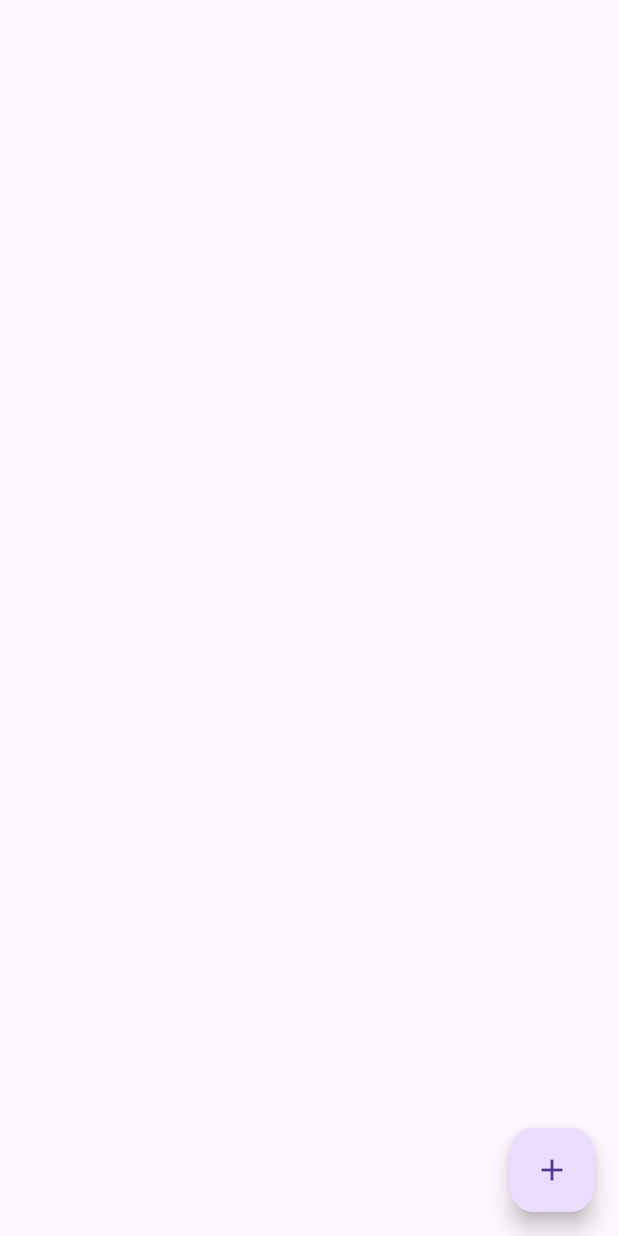
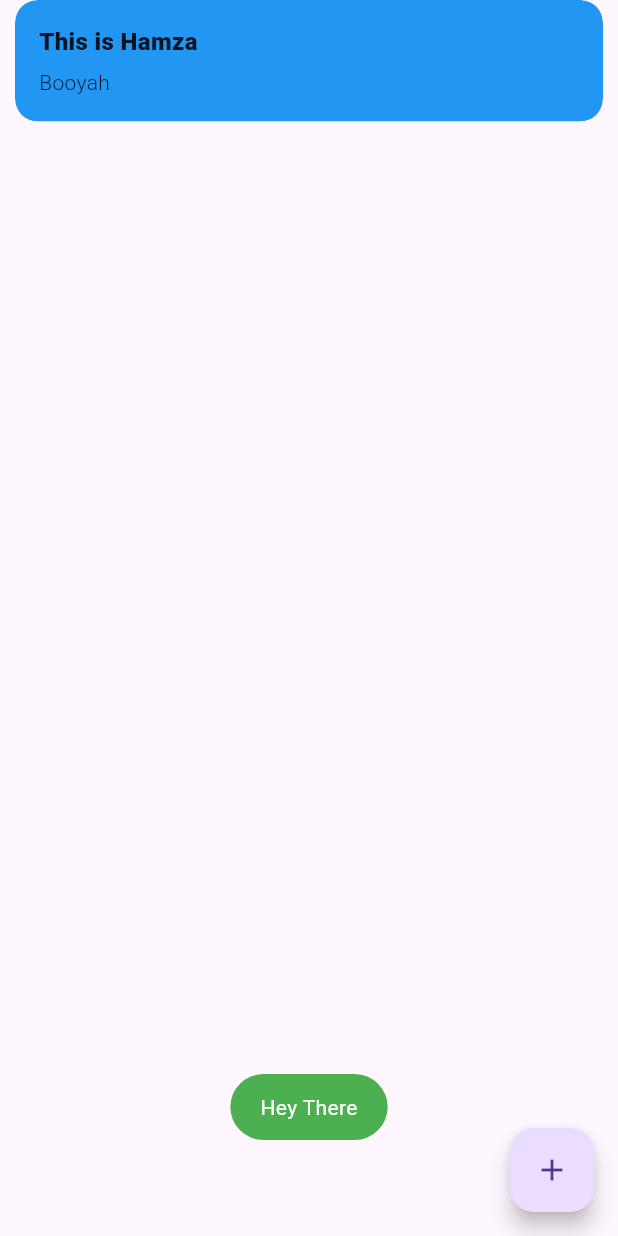
Before and after one commit to HamzaaJavaid/getx_mvvm_hj, a Flutter app: the screen it shows after launch, after a tap on the "add" icon, on a phone screen of 412 x 824 dp. Run offline on Flutter 3.47's test engine with Material 3 defaults, Android fonts, the phone set to English and light mode, and no system bars; our stand-ins replace fluttertoast, get; missing offline and left inert: dart:ffi.

Commit message:
utils and roiutes done

```diff
--- a/lib/main.dart
+++ b/lib/main.dart
@@ -1,4 +1,7 @@
 import 'package:flutter/material.dart';
+import 'package:get/get_navigation/src/root/get_material_app.dart';
+import 'package:getx_mvvm_hj/res/Routes/routes%20name.dart';
+import 'package:getx_mvvm_hj/res/Routes/routes.dart';
 import 'package:getx_mvvm_hj/view/SplashScreen.dart';
 
 
@@ -16,8 +19,9 @@ class MyApp extends StatefulWidget {
 class _MyAppState extends State<MyApp> {
   @override
   Widget build(BuildContext context) {
-    return MaterialApp(
+    return GetMaterialApp(
       home: SplashScreen(),
+      getPages: Routes.appRoutes(),
     );
   }
 }
--- /dev/null
+++ b/lib/res/Routes/routes name.dart
@@ -0,0 +1,11 @@
+
+
+
+class RouteName{
+
+
+  static const String SplashScreen = "/splash_screen";
+  static const String floatingActionButtonScreen = "/floating_action_button_screen";
+
+
+}
--- /dev/null
+++ b/lib/res/Routes/routes.dart
@@ -0,0 +1,17 @@
+
+
+import 'package:get/route_manager.dart';
+import 'package:getx_mvvm_hj/res/Routes/routes%20name.dart';
+import 'package:getx_mvvm_hj/view/SplashScreen.dart';
+import 'package:getx_mvvm_hj/view/floating%20action%20Button.dart';
+
+class Routes{
+
+
+
+
+  static appRoutes ()=>[
+    GetPage(name: RouteName.SplashScreen, page:()=> SplashScreen()),
+    GetPage(name: RouteName.floatingActionButtonScreen, page:()=> FloatingActionButtonScreen()),
+  ];
+}
--- /dev/null
+++ b/lib/utils/utils.dart
@@ -0,0 +1,21 @@
+import 'dart:ui';
+
+import 'package:fluttertoast/fluttertoast.dart';
+import 'package:get/get.dart';
+
+
+class Utils{
+
+
+
+  static void toastMessage(String message , Color color){
+    Fluttertoast.showToast(msg: message , backgroundColor: color);
+  }
+
+  static void snackBar (String title , String message , Color backgroundColor){
+    Get.snackbar(title, message,backgroundColor: backgroundColor);
+  }
+
+
+
+}
--- a/lib/view/floating action Button.dart
+++ b/lib/view/floating action Button.dart
@@ -1,5 +1,6 @@
 import 'package:flutter/material.dart';
 import 'package:getx_mvvm_hj/data/app_exceptions.dart';
+import 'package:getx_mvvm_hj/utils/utils.dart';
 
 
 
@@ -16,7 +17,9 @@ class _FloatingActionButtonScreenState extends State<FloatingActionButtonScreen>
     return  Scaffold(
       floatingActionButton: FloatingActionButton(
         onPressed: (){
-          throw ServerException("LAAAKA , Server Error");
+
+          Utils.toastMessage('Hey There', Colors.green);
+          Utils.snackBar("This is Hamza", "Booyah", Colors.blue);
         },
         child: Icon(Icons.add),
 
```
